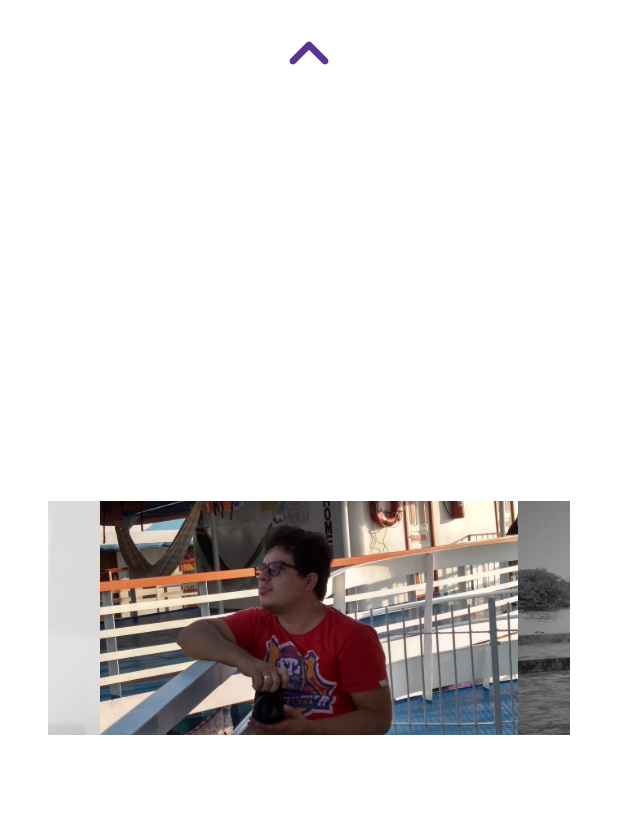
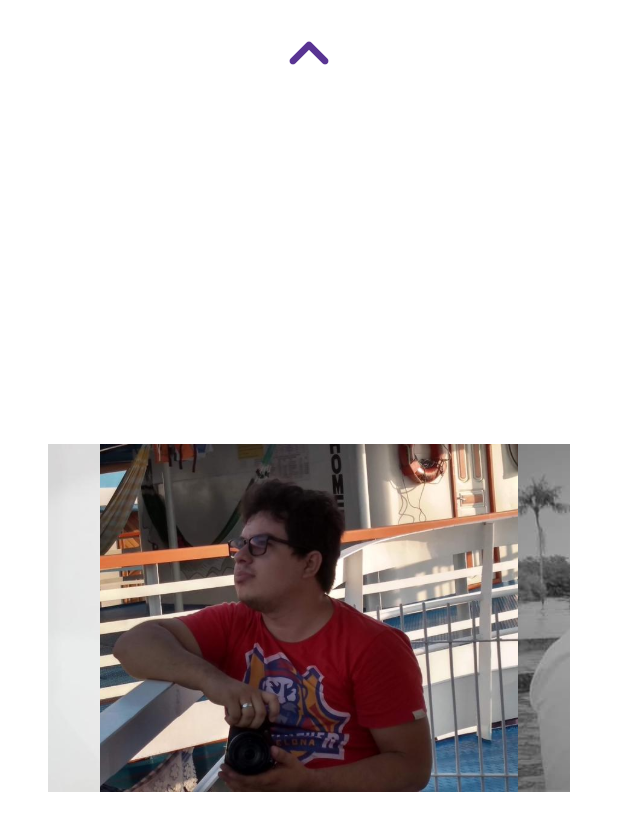
Before and after one commit to devkaio/get2know, a Flutter app: the screen it shows after launch, swiped to page 3, on a phone screen of 412 x 824 dp. Shown: the top 831 px of the screen. Run offline on Flutter 3.47's test engine with Material 2 defaults, Android fonts, the phone set to English and light mode, and no system bars; drawn by our look-alikes of carousel_slider; our stand-ins replace firebase_core, timelines; accounts and stored records are empty; network calls fail.

Commit message:
style: update image fit

```diff
--- a/lib/ui/pages/widgets/third_page.dart
+++ b/lib/ui/pages/widgets/third_page.dart
@@ -25,6 +25,7 @@ class Third extends StatelessWidget {
               options: CarouselOptions(),
               itemBuilder: (context, index, realIndex) => Image.asset(
                 photos[index].path,
+                fit: BoxFit.fitHeight,
               ),
             ),
           ),
```
